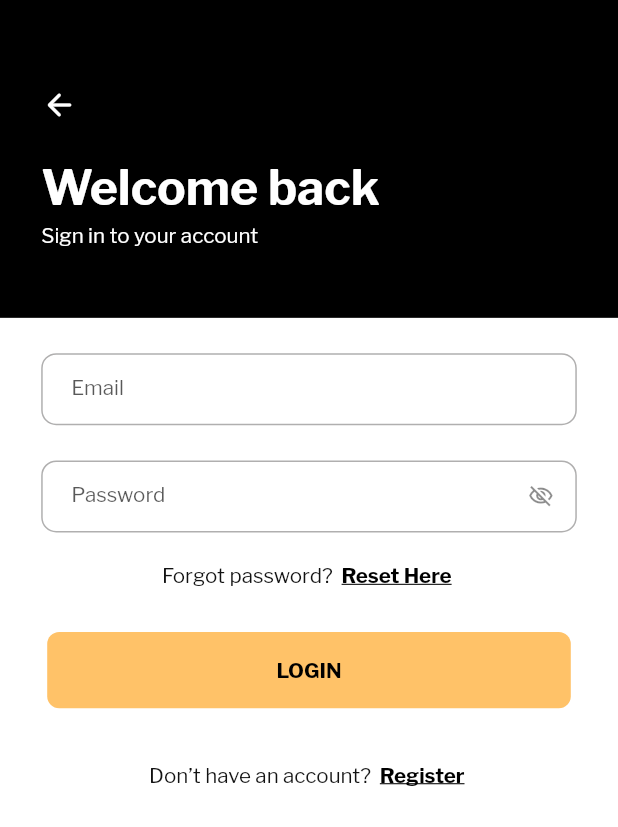
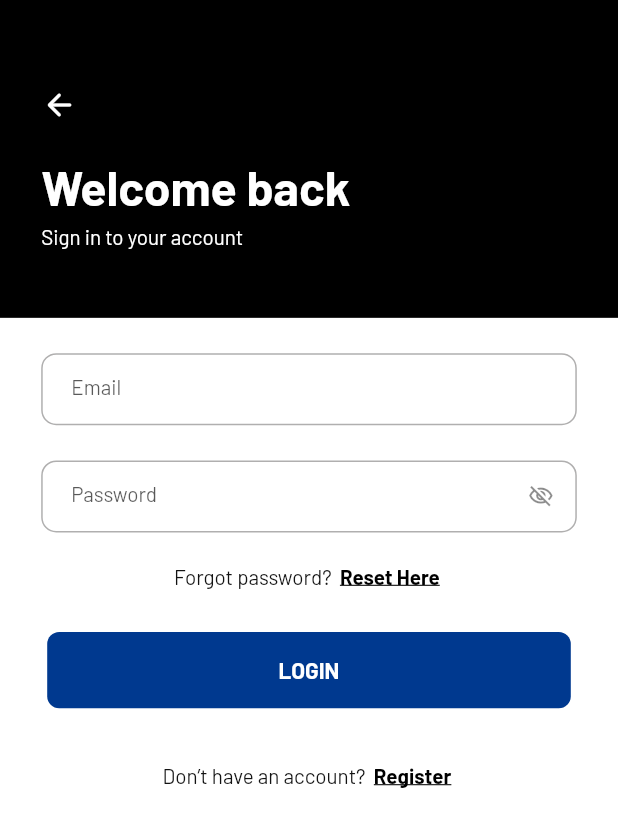
Before and after one commit to ozuem-liam/bubbles_mobilefrontend, a Flutter app: the screen it shows after launch, after a tap on "Login", on a phone screen of 412 x 824 dp. Shown: the top 827 px of the screen. Run offline on Flutter 3.47's test engine with Material 2 defaults, Android fonts, the phone set to English and light mode, and no system bars; drawn by our look-alikes of loader_overlay; our stand-ins replace dio, flutter_riverpod, flutter_screenutil, flutter_spinkit, flutter_svg, fluttertoast and 6 more; network calls fail.

Commit message:
splash screen and stepper screen done

```diff
--- a/lib/style/appColors.dart
+++ b/lib/style/appColors.dart
@@ -6,7 +6,7 @@ class AppColors extends ChangeNotifier {
   static const themeGreen = Color(0xFF088474);
   static const themeOrange = Color(0xFFFF6928);
   static const themeBlue = Color(0xFF2894FF);
-  static const primary = Color(0xFFFFC268);
+  static const primary = Color(0xFF00398F);
   static const secondary = Color(0xFFF9F5F2);
   static const gray = Color.fromARGB(255, 170, 170, 170);
   static const green = Color.fromARGB(255, 23, 196, 101);
--- a/lib/utils/svgs.dart
+++ b/lib/utils/svgs.dart
@@ -2,3 +2,8 @@ const onbaordingIcon1 = 'assets/svgs/onboarding1.svg';
 
 
 const bubbleIcon = 'assets/svgs/Bubble_Icon.svg';
+
+
+const bubblelogo = 'assets/svgs/bubbles_logo.svg';
+
+const bubbleContainerImage = 'assets/svgs/bubble_container.svg';
--- a/lib/views/onboarding/splash.dart
+++ b/lib/views/onboarding/splash.dart
@@ -1,10 +1,12 @@
 import 'package:bubbles/utils/images.dart';
+import 'package:bubbles/utils/svgs.dart';
 import 'package:bubbles/utils/user_db.dart';
 import 'package:bubbles/views/home/navigation_page.dart';
 import 'package:bubbles/views/onboarding/stepper_screen.dart';
 import 'package:bubbles/widgets/image_widgets.dart';
 import 'package:flutter/material.dart';
 import 'package:flutter_riverpod/flutter_riverpod.dart';
+import 'package:flutter_screenutil/flutter_screenutil.dart';
 // ignore: depend_on_referenced_packages
 import 'package:get/get.dart';
 
@@ -51,9 +53,13 @@ class _SplashViewState extends ConsumerState<SplashView>
   Widget build(BuildContext context) {
     //bool _visible = true;
 
-    return const Scaffold(
+    return Scaffold(
         body: Center(
-      child: ImageWidget(asset: logoIcon),
+      child: SvgImage(
+        asset: bubblelogo,
+        height: 100.w,
+        width: 100.w,
+      ),
     ));
   }
 }
--- a/lib/views/onboarding/stepper_screen.dart
+++ b/lib/views/onboarding/stepper_screen.dart
@@ -1,7 +1,7 @@
 import 'package:bubbles/style/appColors.dart';
 import 'package:bubbles/utils/app_info.dart';
 import 'package:bubbles/utils/constvalues.dart';
-import 'package:bubbles/utils/images.dart';
+import 'package:bubbles/utils/svgs.dart';
 import 'package:bubbles/views/authentication/login.dart';
 import 'package:bubbles/views/authentication/registration_page.dart';
 import 'package:bubbles/widgets/custom_button.dart';
@@ -27,65 +27,54 @@ class StepperScreen extends ConsumerWidget {
         physics: const BouncingScrollPhysics(),
         children: [
           SizedBox(height: 50.h),
-          // const ImageWidget(
-          //   asset: installerIcon,
-          //   height: 40,
-          //   width: 200,
-          // ),
-          // SizedBox(height: 20.h),
-          // ImageWidget(
-          //   asset: welcomeImage,
-          //   height: 200.h,
-          //   width: MediaQuery.sizeOf(context).width,
-          //   fit: BoxFit.fill,
-          // ),
-          SizedBox(height: 30.h),
+          Align(
+            alignment: Alignment.topLeft,
+            child: SvgImage(
+              asset: bubblelogo,
+              height: 56.w,
+              width: 80.w,
+            ),
+          ),
+          SizedBox(height: 20.h),
           Text(
-            'Go Solar, Save Big! 💰 Effortlessly!',
+            'Laundry service made easy',
             textAlign: TextAlign.start,
             style: Theme.of(context)
                 .primaryTextTheme
                 .headlineMedium!
-                .copyWith(fontWeight: FontWeight.w700, fontSize: 30.sp),
+                .copyWith(fontWeight: FontWeight.w700, fontSize: 24.sp),
           ),
           SizedBox(height: 10.h),
           Text(
-            'Discover solar options and request installation at the click of a button.',
+            'Are you a customer or a vendor? Give or receive laundry services easily',
             textAlign: TextAlign.start,
             style: Theme.of(context)
                 .primaryTextTheme
                 .headlineMedium!
-                .copyWith(fontWeight: FontWeight.w300, fontSize: 12.sp),
+                .copyWith(fontWeight: FontWeight.w300, fontSize: 14.sp),
           ),
-          SizedBox(height: 50.h),
+          SizedBox(height: 10.h),
+          const SvgImage(
+            asset: bubbleContainerImage,
+          ),
+          SizedBox(height: 10.h),
           ActionCustomButton(
-              title: "Signup",
+              title: "Create account",
               isLoading: false,
               onclick: () {
                 Get.to(() => RegistrationPage());
               }),
           SizedBox(height: 10.h),
           ActionCustomButton(
-              btnColor: AppColors.secondary,
+              isOutline: true,
+              btnColor: Colors.transparent,
+              titleColor: AppColors.primary,
               title: "Login",
               isLoading: false,
               onclick: () {
                 Get.to(() => LoginPage());
               }),
           SizedBox(height: 30.h),
-          Center(
-            child: Text(
-              appVersion,
-              textAlign: TextAlign.center,
-              style: Theme.of(context)
-                  .primaryTextTheme
-                  .headlineMedium!
-                  .copyWith(
-                      fontWeight: FontWeight.w600,
-                      fontSize: 10.sp,
-                      color: AppColors.gray),
-            ),
-          ),
         ],
       ),
     );
--- a/lib/widgets/custom_button.dart
+++ b/lib/widgets/custom_button.dart
@@ -7,8 +7,9 @@ class ActionCustomButton extends StatelessWidget {
   final Function onclick;
   final Color? btnColor;
   final Color? titleColor;
-  final bool? borderColor;
+  final Color? borderColor;
   final Color? loadingColor;
+  final bool? isOutline;
   final bool isLoading;
   final double? shadow;
 
@@ -20,6 +21,7 @@ class ActionCustomButton extends StatelessWidget {
       this.titleColor,
       this.borderColor,
       this.loadingColor,
+      this.isOutline,
       this.shadow,
       this.isLoading = false})
       : super(key: key);
@@ -32,9 +34,13 @@ class ActionCustomButton extends StatelessWidget {
         width: MediaQuery.of(context).size.width,
         height: 50.h,
         child: Card(
-          elevation: shadow?? 0,
-          shape:
-              RoundedRectangleBorder(borderRadius: BorderRadius.circular(7.r)),
+          elevation: shadow ?? 0,
+          shape: RoundedRectangleBorder(
+              borderRadius: BorderRadius.circular(7.r),
+              side: isOutline == true
+                  ? BorderSide(
+                      width: 1.w, color: borderColor ?? AppColors.primary)
+                  : BorderSide.none),
           color: btnColor ?? AppColors.primary,
           child: Center(
             child: isLoading
@@ -51,10 +57,9 @@ class ActionCustomButton extends StatelessWidget {
                         .primaryTextTheme
                         .headlineMedium
                         ?.copyWith(
-                            color: titleColor ?? AppColors.black,
+                            color: titleColor ?? AppColors.white,
                             fontWeight: FontWeight.bold,
-
-                            fontSize: 12.sp),
+                            fontSize: 13.sp),
                   ),
           ),
         ),
```
Also changed, not shown: lib/style/theme.dart (+10 -10 lines), lib/widgets/app_logo_widget.dart (added, +24 -0 lines), assets/svgs/Bubble_Icon.svg, assets/svgs/bubble_logo.svg (added), assets/svgs/bubbles_logo.svg (added), 2 other files.
